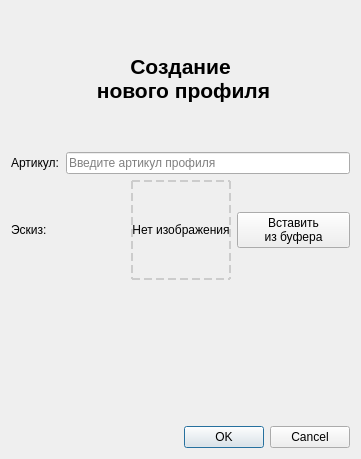
Before: the Qt Designer form src/client/ui/dialog_create_profile.ui in formemu/aditim-monitor, drawn with Qt 5.
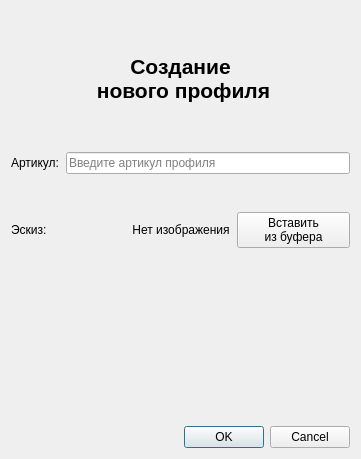
After: the same form once the commit is applied.

The edit to the form file:
```diff
--- a/src/client/ui/dialog_create_profile.ui
+++ b/src/client/ui/dialog_create_profile.ui
@@ -87,9 +87,6 @@
        <property name="autoFillBackground">
         <bool>false</bool>
        </property>
-       <property name="styleSheet">
-        <string notr="true">border: 2px dashed #cccccc; </string>
-       </property>
        <property name="text">
         <string>Нет изображения</string>
        </property>
```
